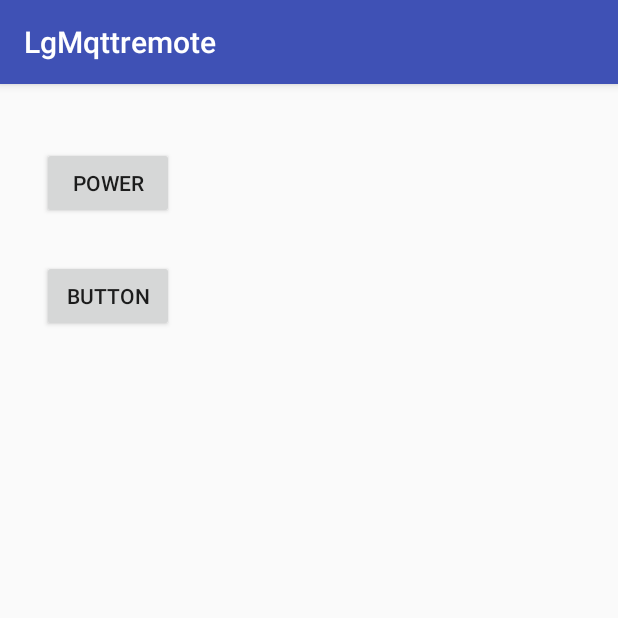
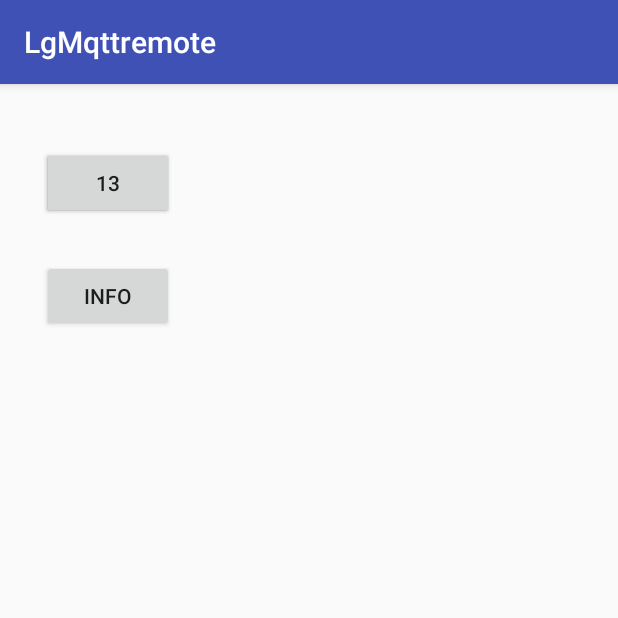
Before and after one commit to bphermansson/LgMqttremote, an Android app: the screen it shows after launch (MainActivity), after a tap on "POWER", on a phone screen of 412 x 824 dp, the top half of it. Run offline under Robolectric (Android 15) with nearby library versions, the phone set to English and light mode, and no system bars; libraries missing offline, so code that uses them is left out: org.eclipse.paho; 10 statements that could not run were skipped.

Commit message:
New button

```diff
--- a/app/src/main/java/nu/paheco/patrik/lgmqttremote/MainActivity.java
+++ b/app/src/main/java/nu/paheco/patrik/lgmqttremote/MainActivity.java
@@ -4,6 +4,8 @@ import android.content.Context;
 import android.support.v7.app.AppCompatActivity;
 import android.os.Bundle;
 import android.view.View;
+
+import static android.R.attr.delay;
 
 // http://lirc.sourceforge.net/remotes/
 
@@ -34,6 +36,13 @@ public class MainActivity extends AppCompatActivity {
                 code="2,20DF55AA,32,0";
                 mqttsend(code);
                 break;
+            case R.id.btn13:
+                // 2 is the manu id from the Esp code
+                code="2,20DF8877,32,0";
+                mqttsend(code);
+                code="2,20DFC837,32,0";
+                mqttsend(code);
+                break;
         }
     }
     public void mqttsend(String code) {
--- a/app/src/main/res/layout/activity_main.xml
+++ b/app/src/main/res/layout/activity_main.xml
@@ -16,13 +16,21 @@
         android:layout_height="wrap_content"
         android:layout_marginStart="12dp"
         android:id="@+id/btnPower"
-        android:layout_below="@+id/textView"
         android:layout_alignParentStart="true"
         android:layout_marginTop="26dp"
         android:onClick="btnClick" />
 
     <Button
-        android:text="Button"
+        android:text="13"
+        android:layout_width="wrap_content"
+        android:layout_height="wrap_content"
+        android:layout_marginStart="12dp"
+        android:id="@+id/btn13"
+        android:layout_alignParentStart="true"
+        android:layout_marginTop="26dp"
+        android:onClick="btnClick" />
+    <Button
+        android:text="Info"
         android:layout_width="wrap_content"
         android:layout_height="wrap_content"
         android:layout_below="@+id/btnPower"
```
